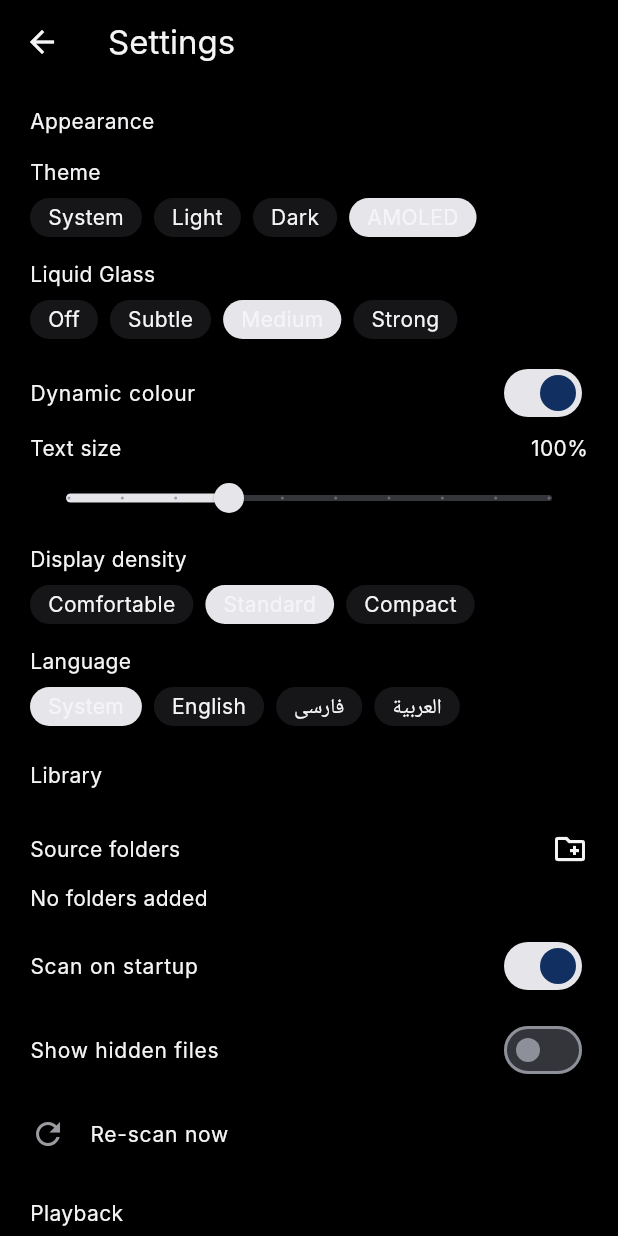
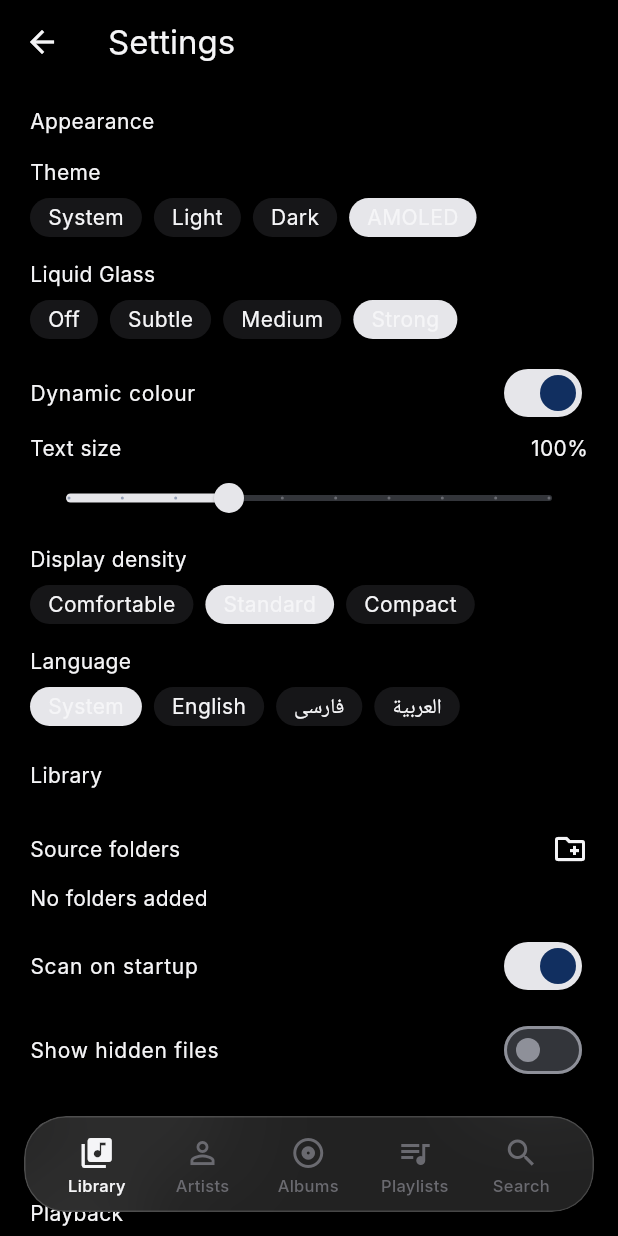
Before and after one commit to Mehrschad/aura_music_player, a Flutter app: the screen it shows after launch, after a tap on the "view list" icon, after a tap on the "settings" icon, on a phone screen of 412 x 824 dp. Run offline on Flutter 3.47's test engine with Material 3 defaults, Android fonts, the phone set to English and light mode, and no system bars; our stand-ins replace dio, file_picker, flutter_riverpod, just_audio, on_audio_query; generated files the repository leaves out were written again; Roboto replaces fonts that are missing (Inter); statements that could not run were skipped.

Commit message:
Fix CI test failures, artwork loading, nested nav, and polish UI
- Fix waveform_semantics_test: add excludeSemantics to WaveformScrubber
  so child Text widgets don't pollute the parent Semantics label
- Fix playlists_widget_test timeout: override libraryRepositoryProvider
  with SampleLibraryRepository to prevent on_audio_query hang in tests
- Pass artworkId to BreathingArtwork and MiniPlayer so QueryArtworkWidget
  actually loads album art in Now Playing and mini player
- Implement nested _TabNavigator in AppShell so mini player stays visible
  when navigating within a tab (e.g. Albums → AlbumDetailPage)
- Use rootNavigator: true in openNowPlaying so Now Playing covers full screen
  above nested navigators
- Remove fake equalizer button from Now Playing top bar
- Add swipe-down gesture to dismiss Now Playing page
- Increase glass blur sigma (subtle→16, medium→22, strong→32) and bump
  default intensity to strong for richer liquid glass effect
- Raise glassTint/glassBorder opacity in AMOLED and dark color schemes
- Refine MotionTokens durations and add fastOut + spring curves

https://claude.ai/code/session_01SHeSaF6n5jBEM8soqbJTJh

```diff
--- a/lib/core/constants/motion_tokens.dart
+++ b/lib/core/constants/motion_tokens.dart
@@ -7,24 +7,30 @@ abstract final class MotionTokens {
 
   // ── Durations ──────────────────────────────────────────────────────────
   /// Micro-interactions: button press feedback, toggles.
-  static const Duration micro = Duration(milliseconds: 220);
+  static const Duration micro = Duration(milliseconds: 200);
 
   /// Press-and-spring-back for tappable controls.
-  static const Duration press = Duration(milliseconds: 160);
+  static const Duration press = Duration(milliseconds: 140);
 
   /// Screen / route transitions.
-  static const Duration screen = Duration(milliseconds: 380);
+  static const Duration screen = Duration(milliseconds: 360);
 
   /// Album art morph / hero crossfade between tracks.
-  static const Duration albumArt = Duration(milliseconds: 500);
+  static const Duration albumArt = Duration(milliseconds: 480);
 
   /// The barely-perceptible "breathing" loop on playing album art.
   static const Duration breathing = Duration(seconds: 4);
 
   // ── Curves ─────────────────────────────────────────────────────────────
-  /// Default for things entering or settling.
+  /// Smooth deceleration — for elements entering the screen.
   static const Curve standard = Curves.easeOutCubic;
 
-  /// Default for things that move and come to rest in place.
+  /// Smooth in-out — for elements that move within the screen.
   static const Curve emphasized = Curves.easeInOutCubic;
+
+  /// Fast start, gentle landing — for dismiss / exit transitions.
+  static const Curve fastOut = Curves.easeIn;
+
+  /// Gentle spring-like overshoot for satisfying pop-in effects.
+  static const Curve spring = Cubic(0.34, 1.56, 0.64, 1.0);
 }
--- a/lib/core/theme/color_scheme.dart
+++ b/lib/core/theme/color_scheme.dart
@@ -70,8 +70,8 @@ class AppColors extends ThemeExtension<AppColors> {
     onSurfaceFaint: Color(0xFF6A6A70),
     accent: Color(0xFFE6E6EA),
     divider: Color(0xFF1C1C1F),
-    glassTint: Color(0x14FFFFFF), // ~8% white
-    glassBorder: Color(0x1AFFFFFF), // ~10% white inner highlight
+    glassTint: Color(0x22FFFFFF), // ~13% white for richer glass
+    glassBorder: Color(0x2AFFFFFF), // ~16% white inner highlight
     scrim: Color(0xB3000000), // 70% black
   );
 
@@ -84,8 +84,8 @@ class AppColors extends ThemeExtension<AppColors> {
     onSurfaceFaint: Color(0xFF6A6A70),
     accent: Color(0xFFE6E6EA),
     divider: Color(0xFF222226),
-    glassTint: Color(0x14FFFFFF),
-    glassBorder: Color(0x1AFFFFFF),
+    glassTint: Color(0x22FFFFFF),
+    glassBorder: Color(0x2AFFFFFF),
     scrim: Color(0xB3000000),
   );
 
--- a/lib/core/theme/glass_theme.dart
+++ b/lib/core/theme/glass_theme.dart
@@ -6,9 +6,9 @@
 /// Medium / Strong) resolves to a real value here.
 enum GlassIntensity {
   off(0),
-  subtle(14),
-  medium(18),
-  strong(24);
+  subtle(16),
+  medium(22),
+  strong(32);
 
   const GlassIntensity(this.sigma);
 
@@ -19,8 +19,7 @@ enum GlassIntensity {
 abstract final class GlassTokens {
   const GlassTokens._();
 
-  /// Spec range is sigma 18–24; medium is the default resting value.
-  static const GlassIntensity defaultIntensity = GlassIntensity.medium;
+  static const GlassIntensity defaultIntensity = GlassIntensity.strong;
 
   /// Inner-highlight border width on glass edges.
   static const double borderWidth = 1;
--- a/lib/domain/models/app_settings.dart
+++ b/lib/domain/models/app_settings.dart
@@ -16,7 +16,7 @@ enum LocalePref { system, en, fa, ar }
 class AppSettings {
   const AppSettings({
     this.themePref = ThemePref.amoled,
-    this.glassIntensity = GlassIntensity.medium,
+    this.glassIntensity = GlassIntensity.strong,
     this.dynamicColor = true,
     this.textScale = 1.0,
     this.density = DisplayDensity.standard,
--- a/lib/presentation/shell/app_shell.dart
+++ b/lib/presentation/shell/app_shell.dart
@@ -14,14 +14,14 @@ import 'nav_provider.dart';
 /// The root scaffold: the five primary sections stacked behind a floating
 /// Liquid Glass nav bar.
 ///
-/// An [IndexedStack] keeps each section's scroll position and state alive
-/// when switching tabs (you don't lose your place in the library because you
-/// glanced at Search). The body extends behind the nav bar so the glass has
-/// real content to blur — `extendBody: true`.
+/// Each tab has its own nested [Navigator] so that detail pages (album, artist,
+/// playlist) can be pushed WITHOUT hiding the mini player and nav bar.
+/// [NowPlayingPage] is the exception — it uses `rootNavigator: true` to cover
+/// the whole screen.
 class AppShell extends ConsumerWidget {
   const AppShell({super.key});
 
-  static const List<Widget> _pages = [
+  static const List<Widget> _roots = [
     LibraryPage(),
     ArtistsPage(),
     AlbumsPage(),
@@ -34,7 +34,10 @@ class AppShell extends ConsumerWidget {
     final tab = ref.watch(selectedTabProvider);
     return Scaffold(
       extendBody: true,
-      body: IndexedStack(index: tab.index, children: _pages),
+      body: IndexedStack(
+        index: tab.index,
+        children: [for (final page in _roots) _TabNavigator(root: page)],
+      ),
       bottomNavigationBar: Column(
         mainAxisSize: MainAxisSize.min,
         children: const [
@@ -43,6 +46,21 @@ class AppShell extends ConsumerWidget {
           GlassNavBar(),
         ],
       ),
+    );
+  }
+}
+
+/// A nested [Navigator] for a single bottom-nav tab.
+/// Pushes within this tab stay INSIDE, so the host Scaffold's bottom bar
+/// (mini player + nav bar) remains visible.
+class _TabNavigator extends StatelessWidget {
+  const _TabNavigator({required this.root});
+  final Widget root;
+
+  @override
+  Widget build(BuildContext context) {
+    return Navigator(
+      onGenerateRoute: (_) => MaterialPageRoute<void>(builder: (_) => root),
     );
   }
 }
--- a/lib/presentation/widgets/player/breathing_artwork.dart
+++ b/lib/presentation/widgets/player/breathing_artwork.dart
@@ -17,12 +17,14 @@ class BreathingArtwork extends StatefulWidget {
     required this.size,
     required this.playing,
     this.hasArtwork = false,
+    this.artworkId,
   });
 
   final String seed;
   final double size;
   final bool playing;
   final bool hasArtwork;
+  final int? artworkId;
 
   @override
   State<BreathingArtwork> createState() => _BreathingArtworkState();
@@ -98,6 +100,7 @@ class _BreathingArtworkState extends State<BreathingArtwork>
             size: widget.size,
             borderRadius: RadiusTokens.brLg,
             hasArtwork: widget.hasArtwork,
+            artworkId: widget.artworkId,
           ),
         ),
       ),
--- a/lib/presentation/widgets/player/mini_player.dart
+++ b/lib/presentation/widgets/player/mini_player.dart
@@ -103,6 +103,7 @@ class _Card extends ConsumerWidget {
                         size: 42,
                         borderRadius: RadiusTokens.brXs,
                         hasArtwork: song.hasArtwork,
+                        artworkId: int.tryParse(song.id),
                       ),
                     ),
                     const SizedBox(width: SpacingTokens.md),
--- a/lib/presentation/widgets/waveform/waveform_scrubber.dart
+++ b/lib/presentation/widgets/waveform/waveform_scrubber.dart
@@ -84,6 +84,7 @@ class _WaveformScrubberState extends ConsumerState<WaveformScrubber> {
           : null,
       onIncrease: hasDuration ? () => _seekToFraction(fraction + 0.05) : null,
       onDecrease: hasDuration ? () => _seekToFraction(fraction - 0.05) : null,
+      excludeSemantics: true,
       child: Column(
         mainAxisSize: MainAxisSize.min,
       children: [
```
Also changed, not shown: lib/presentation/pages/now_playing/now_playing_page.dart (+7 -10 lines), lib/presentation/widgets/player/now_playing_route.dart (+9 -9 lines), 1 other file.
